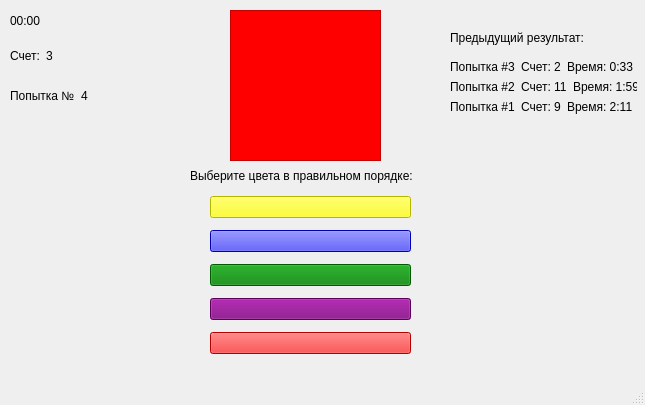
The window that templates/colours_difficult_win.ui (aizXc901/FocusTest) describes before a commit, drawn with Qt 5.
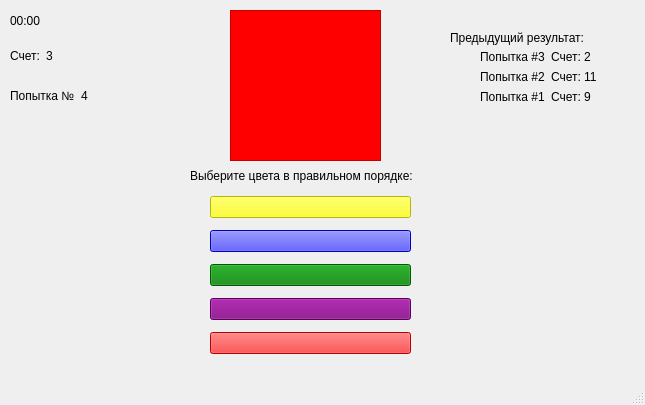
The same window after the commit.

What changed in the file:
```diff
--- a/templates/colours_difficult_win.ui
+++ b/templates/colours_difficult_win.ui
@@ -151,9 +151,9 @@
    <widget class="QWidget" name="formLayoutWidget">
     <property name="geometry">
      <rect>
-      <x>450</x>
-      <y>60</y>
-      <width>187</width>
+      <x>480</x>
+      <y>50</y>
+      <width>121</width>
       <height>301</height>
      </rect>
     </property>
@@ -174,13 +174,6 @@
          </property>
         </widget>
        </item>
-       <item>
-        <widget class="QLabel" name="label_6">
-         <property name="text">
-          <string>Время: 2:11</string>
-         </property>
-        </widget>
-       </item>
       </layout>
      </item>
      <item row="1" column="0">
@@ -199,13 +192,6 @@
          </property>
         </widget>
        </item>
-       <item>
-        <widget class="QLabel" name="label_9">
-         <property name="text">
-          <string>Время: 1:59</string>
-         </property>
-        </widget>
-       </item>
       </layout>
      </item>
      <item row="0" column="0">
@@ -224,13 +210,6 @@
          </property>
         </widget>
        </item>
-       <item>
-        <widget class="QLabel" name="label_12">
-         <property name="text">
-          <string>Время: 0:33</string>
-         </property>
-        </widget>
-       </item>
       </layout>
      </item>
     </layout>
```
